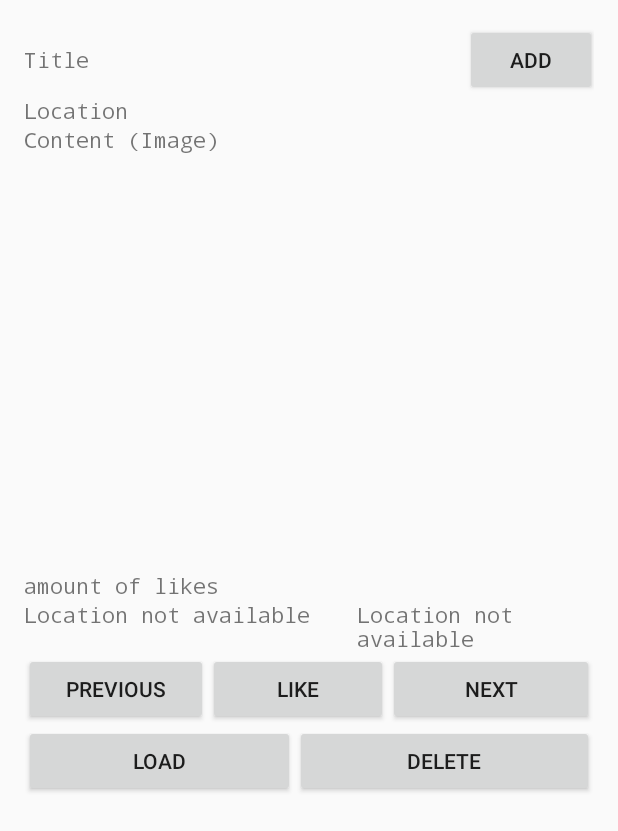
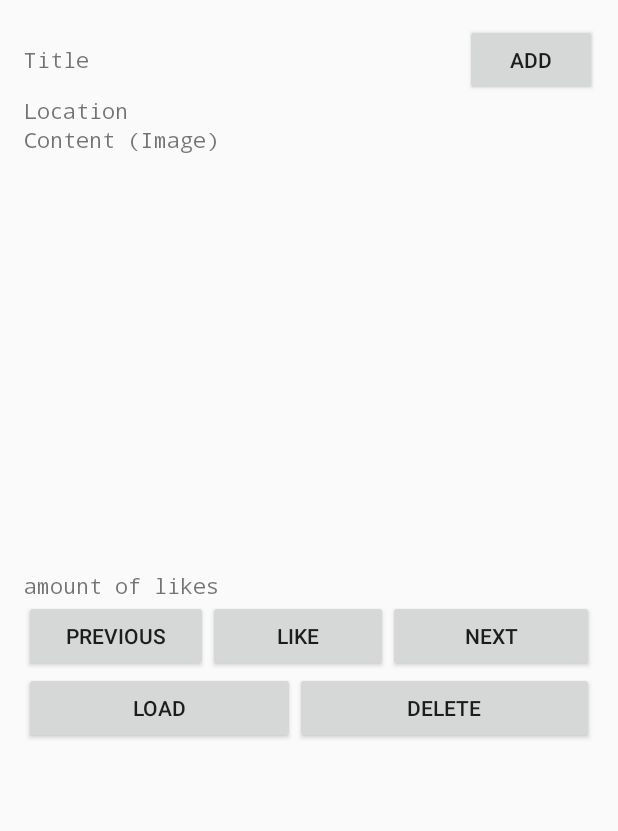
Before and after one commit to aguevara92/Android-Project, an Android app: the screen it shows after launch (MainActivity), on a phone screen of 412 x 824 dp. Shown: the top 831 px of the screen. Run offline under Robolectric (Android 15) with nearby library versions, the phone set to English and light mode, and no system bars; our stand-ins replace Volley; 4 statements that could not run were skipped.

Commit message:
Save into DB the location

```diff
--- a/app/src/main/java/com/aguevara/dbapp/MainActivity.java
+++ b/app/src/main/java/com/aguevara/dbapp/MainActivity.java
@@ -142,8 +142,8 @@ public class MainActivity extends Activity implements LocationListener
             Manifest.permission.ACCESS_FINE_LOCATION
     };
 
-    private TextView latituteField;
-    private TextView longitudeField;
+    double myLatitude;
+    double myLongitude;
     private LocationManager locationManager;
     private String provider;
 
@@ -268,8 +268,6 @@ public class MainActivity extends Activity implements LocationListener
         });
 
 
-        latituteField = (TextView) findViewById(R.id.latitude_test);
-        longitudeField = (TextView) findViewById(R.id.longitude_test);
 
         // Get the location manager
         locationManager = (LocationManager) getSystemService(Context.LOCATION_SERVICE);
@@ -281,11 +279,10 @@ public class MainActivity extends Activity implements LocationListener
 
         // Initialize the location fields
         if (location != null) {
-            System.out.println("Provider " + provider + " has been selected.");
+            Log.i("GPS", "Provider " + provider + " has been selected.");
             onLocationChanged(location);
         } else {
-            latituteField.setText("Location not available");
-            longitudeField.setText("Location not available");
+            Log.i("GPS", "No location available");
         }
 
 
@@ -424,8 +421,8 @@ public class MainActivity extends Activity implements LocationListener
         final String b64 = encodeBitmap(bitmap);
 
         // Provisional - get latitude and longitude
-        final String a = "0";
-
+        final String lat = "" + myLatitude;
+        final String lng = "" + myLongitude;
 
 
         RequestQueue MyRequestQueue = Volley.newRequestQueue(this);
@@ -464,8 +461,8 @@ public class MainActivity extends Activity implements LocationListener
                     Map<String, String> MyData = new HashMap<String, String>();
                     MyData.put("title", at); //Add the data you'd like to send to the server.
                     MyData.put("picture", b64); //Add the data you'd like to send to the server.
-                    MyData.put("latitude", a); //Add the data you'd like to send to the server.
-                    MyData.put("longitude", a); //Add the data you'd like to send to the server.
+                    MyData.put("latitude", lat); //Add the data you'd like to send to the server.
+                    MyData.put("longitude", lng); //Add the data you'd like to send to the server.
                     return MyData;
                 }
             };
@@ -629,10 +626,8 @@ public class MainActivity extends Activity implements LocationListener
 
     @Override
     public void onLocationChanged(Location location) {
-        double lat = location.getLatitude();
-        double lng = location.getLongitude();
-        latituteField.setText(String.valueOf(lat));
-        longitudeField.setText(String.valueOf(lng));
+        myLatitude = location.getLatitude();
+        myLongitude = location.getLongitude();
     }
 
     @Override
--- a/app/src/main/res/layout/activity_main.xml
+++ b/app/src/main/res/layout/activity_main.xml
@@ -94,28 +94,6 @@
 
             </LinearLayout>
 
-            <LinearLayout
-                android:layout_width="match_parent"
-                android:layout_height="wrap_content"
-                android:weightSum="1">
-
-                <TextView
-                    android:id="@+id/latitude_test"
-                    android:layout_width="wrap_content"
-                    android:layout_height="wrap_content"
-                    android:layout_weight="0.77"
-                    android:text="Title "
-                    android:typeface="monospace" />
-
-                <TextView
-                    android:id="@+id/longitude_test"
-                    android:layout_width="148dp"
-                    android:layout_height="wrap_content"
-                    android:text="Title "
-                    android:typeface="monospace" />
-
-            </LinearLayout>
-
 
             <LinearLayout
                 android:layout_width="match_parent"
```
